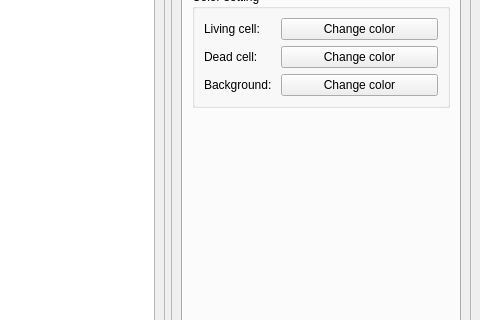
The window that mainwindow.ui (DOCtorKamski/ElementaryCellularAutomaton) describes before a commit, drawn with Qt 5; both pictures show x 320 to 800 and y 122 to 442 of the 800 by 600 pixel window.
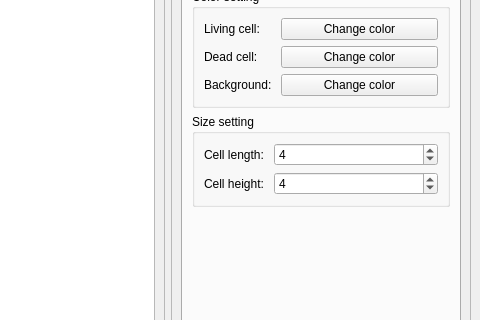
The same window after the commit. The open tabs and pages were chosen to show the change.

Commit message: add ability change cell size

What changed in the file:
```diff
--- a/mainwindow.ui
+++ b/mainwindow.ui
@@ -367,6 +367,55 @@
              </layout>
             </widget>
            </item>
+           <item>
+            <widget class="QGroupBox" name="groupBox_2">
+             <property name="sizePolicy">
+              <sizepolicy hsizetype="Preferred" vsizetype="Maximum">
+               <horstretch>0</horstretch>
+               <verstretch>0</verstretch>
+              </sizepolicy>
+             </property>
+             <property name="title">
+              <string>Size setting</string>
+             </property>
+             <layout class="QFormLayout" name="formLayout_2">
+              <item row="0" column="0">
+               <widget class="QLabel" name="label_5">
+                <property name="text">
+                 <string>Cell length: </string>
+                </property>
+               </widget>
+              </item>
+              <item row="0" column="1">
+               <widget class="QSpinBox" name="spinBox_sizeCell_x">
+                <property name="minimum">
+                 <number>1</number>
+                </property>
+                <property name="value">
+                 <number>4</number>
+                </property>
+               </widget>
+              </item>
+              <item row="1" column="0">
+               <widget class="QLabel" name="label_6">
+                <property name="text">
+                 <string>Cell height: </string>
+                </property>
+               </widget>
+              </item>
+              <item row="1" column="1">
+               <widget class="QSpinBox" name="spinBox_sizeCell_y">
+                <property name="minimum">
+                 <number>1</number>
+                </property>
+                <property name="value">
+                 <number>4</number>
+                </property>
+               </widget>
+              </item>
+             </layout>
+            </widget>
+           </item>
            <item>
             <spacer name="verticalSpacer_2">
              <property name="orientation">
```
The commit also changes 2 other files.
